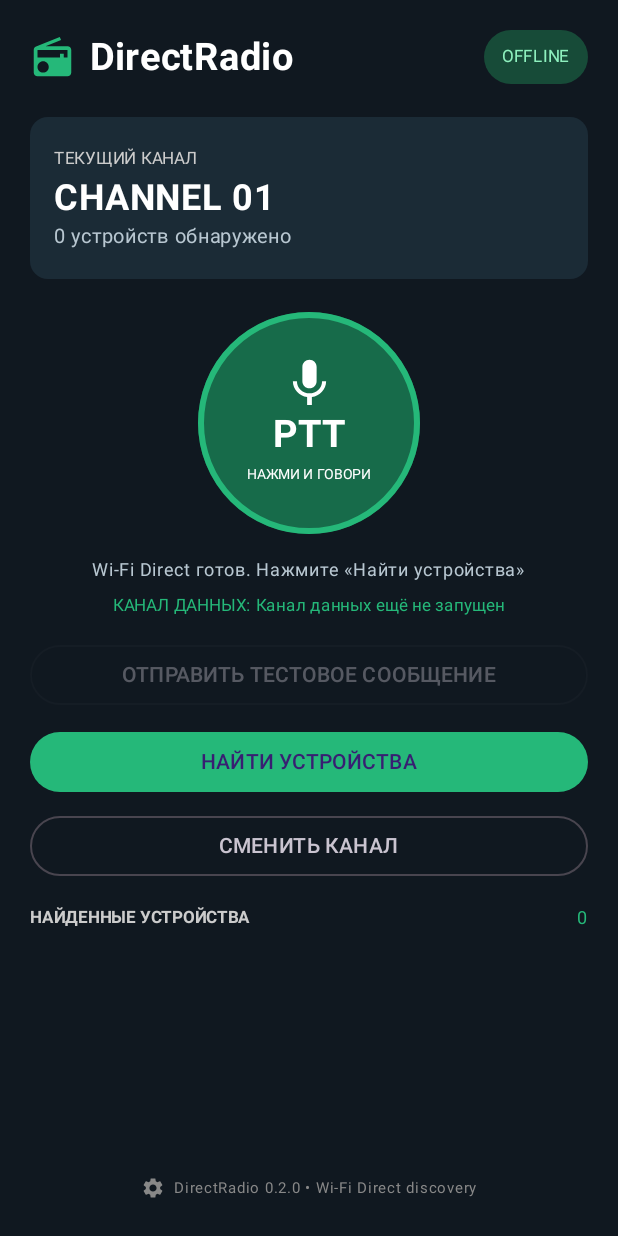
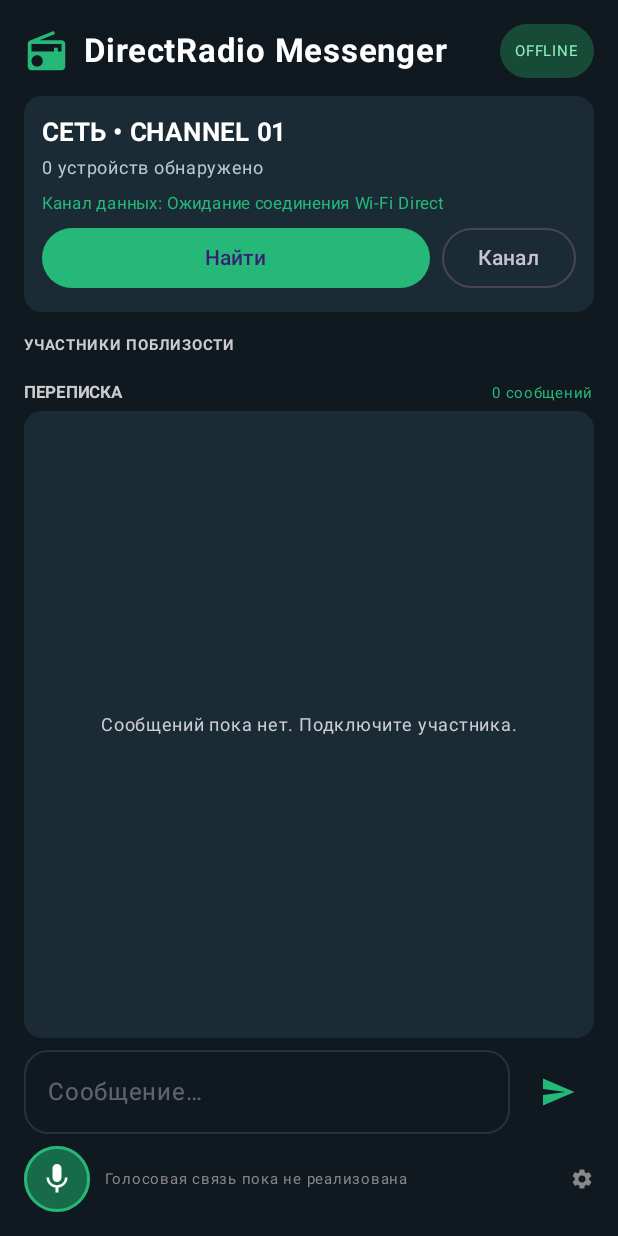
Before and after one commit to alahabar388-spec/DirectRadio, an Android app built with Jetpack Compose: the screen it shows after launch (MainActivity), on a phone screen of 412 x 824 dp. Run offline under Robolectric (Android 15) with nearby library versions, the phone set to English and light mode, and no system bars; 2 statements that could not run were skipped.

Commit message:
Add offline chat UI for connected Wi-Fi Direct peers

```diff
--- a/app/src/main/java/com/directradio/app/MainActivity.kt
+++ b/app/src/main/java/com/directradio/app/MainActivity.kt
@@ -17,6 +17,7 @@ import androidx.compose.foundation.shape.RoundedCornerShape
 import androidx.compose.material.icons.Icons
 import androidx.compose.material.icons.filled.Mic
 import androidx.compose.material.icons.filled.Radio
+import androidx.compose.material.icons.filled.Send
 import androidx.compose.material.icons.filled.Settings
 import androidx.compose.material3.*
 import androidx.compose.runtime.*
@@ -27,14 +28,25 @@ import androidx.compose.ui.text.font.FontWeight
 import androidx.compose.ui.unit.dp
 import androidx.compose.ui.unit.sp
 import androidx.core.content.ContextCompat
+import java.text.SimpleDateFormat
+import java.util.Date
+import java.util.Locale
 
 private val Navy = Color(0xFF101820)
 private val Panel = Color(0xFF1B2B36)
 private val Green = Color(0xFF25B879)
 
+data class ChatMessage(
+    val id: Long,
+    val text: String,
+    val incoming: Boolean,
+    val time: String
+)
+
 class MainActivity : ComponentActivity() {
     private var p2pState by mutableStateOf(P2pUiState())
     private var transportStatus by mutableStateOf("Канал данных ещё не запущен")
+    private var chatMessages by mutableStateOf(listOf<ChatMessage>())
     private lateinit var p2p: P2pController
     private lateinit var transport: TcpMessageTransport
 
@@ -45,15 +57,23 @@ class MainActivity : ComponentActivity() {
 
     override fun onCreate(savedInstanceState: Bundle?) {
         super.onCreate(savedInstanceState)
-        transport = TcpMessageTransport { message ->
-            runOnUiThread { transportStatus = message }
-        }
+        transport = TcpMessageTransport(
+            onStatus = { message -> runOnUiThread { transportStatus = message } },
+            onMessage = { text ->
+                runOnUiThread {
+                    chatMessages = chatMessages + ChatMessage(
+                        id = System.nanoTime(), text = text, incoming = true, time = now()
+                    )
+                }
+            }
+        )
         p2p = P2pController(this) { newState ->
             p2pState = newState
             if (newState.connected) {
                 transport.start(newState.groupOwner, newState.groupOwnerAddress)
             } else {
                 transport.stop()
+                transportStatus = "Ожидание соединения Wi-Fi Direct"
             }
         }
         p2p.start()
@@ -63,10 +83,19 @@ class MainActivity : ComponentActivity() {
                 onDiscover = { discoverWithPermission() },
                 onConnect = { p2p.connect(it) },
                 dataStatus = transportStatus,
-                onTestData = { transport.sendTestMessage() }
+                messages = chatMessages,
+                onSend = { text ->
+                    if (transport.sendMessage(text)) {
+                        chatMessages = chatMessages + ChatMessage(
+                            id = System.nanoTime(), text = text, incoming = false, time = now()
+                        )
+                    }
+                }
             )
         }
     }
+
+    private fun now(): String = SimpleDateFormat("HH:mm", Locale.getDefault()).format(Date())
 
     private fun discoverWithPermission() {
         val permission = if (Build.VERSION.SDK_INT >= 33) Manifest.permission.NEARBY_WIFI_DEVICES else Manifest.permission.ACCESS_FINE_LOCATION
@@ -90,70 +119,117 @@ private fun DirectRadioApp(
     onDiscover: () -> Unit,
     onConnect: (WifiP2pDevice) -> Unit,
     dataStatus: String,
-    onTestData: () -> Unit
+    messages: List<ChatMessage>,
+    onSend: (String) -> Unit
 ) {
     var channel by remember { mutableStateOf("CHANNEL 01") }
     var isPtt by remember { mutableStateOf(false) }
+    var draft by remember { mutableStateOf("") }
+
     MaterialTheme(colorScheme = darkColorScheme(primary = Green, background = Navy, surface = Panel)) {
         Surface(modifier = Modifier.fillMaxSize(), color = Navy) {
-            Column(modifier = Modifier.fillMaxSize().padding(20.dp), horizontalAlignment = Alignment.CenterHorizontally) {
+            Column(modifier = Modifier.fillMaxSize().padding(16.dp)) {
                 Row(verticalAlignment = Alignment.CenterVertically, modifier = Modifier.fillMaxWidth()) {
                     Icon(Icons.Default.Radio, contentDescription = null, tint = Green, modifier = Modifier.size(30.dp))
                     Spacer(Modifier.width(10.dp))
-                    Text("DirectRadio", color = Color.White, fontSize = 25.sp, fontWeight = FontWeight.Bold)
+                    Text("DirectRadio Messenger", color = Color.White, fontSize = 22.sp, fontWeight = FontWeight.Bold)
                     Spacer(Modifier.weight(1f))
                     Surface(color = Color(0xFF174B38), shape = RoundedCornerShape(20.dp)) {
-                        Text("OFFLINE", color = Color(0xFF8EF0BE), modifier = Modifier.padding(horizontal = 12.dp, vertical = 6.dp), fontSize = 11.sp)
+                        Text("OFFLINE", color = Color(0xFF8EF0BE), modifier = Modifier.padding(horizontal = 10.dp, vertical = 6.dp), fontSize = 10.sp)
                     }
                 }
-                Spacer(Modifier.height(22.dp))
+
+                Spacer(Modifier.height(12.dp))
                 Card(colors = CardDefaults.cardColors(containerColor = Panel), modifier = Modifier.fillMaxWidth()) {
-                    Column(Modifier.padding(16.dp)) {
-                        Text("ТЕКУЩИЙ КАНАЛ", color = Color.LightGray, fontSize = 11.sp)
-                        Text(channel, color = Color.White, fontSize = 24.sp, fontWeight = FontWeight.Bold)
-                        Text(if (state.connected) "Прямое соединение активно" else "${state.devices.size} устройств обнаружено", color = Color(0xFFB8C7D1), fontSize = 13.sp)
-                        if (state.connected) Text(if (state.groupOwner) "Роль: владелец группы" else "Адрес узла: ${state.groupOwnerAddress}", color = Green, fontSize = 11.sp)
+                    Column(Modifier.padding(12.dp)) {
+                        Text("СЕТЬ • $channel", color = Color.White, fontSize = 17.sp, fontWeight = FontWeight.Bold)
+                        Text(if (state.connected) "P2P-соединение установлено" else "${state.devices.size} устройств обнаружено", color = Color(0xFFB8C7D1), fontSize = 12.sp)
+                        Text("Канал данных: $dataStatus", color = Green, fontSize = 11.sp)
+                        Row(Modifier.fillMaxWidth(), horizontalArrangement = Arrangement.spacedBy(8.dp)) {
+                            Button(onClick = onDiscover, modifier = Modifier.weight(1f)) { Text("Найти") }
+                            OutlinedButton(onClick = { channel = if (channel == "CHANNEL 01") "CHANNEL 02" else "CHANNEL 01" }) { Text("Канал") }
+                        }
                     }
                 }
-                Spacer(Modifier.height(22.dp))
-                Surface(
-                    onClick = { isPtt = !isPtt }, modifier = Modifier.size(148.dp), shape = CircleShape,
-                    color = if (isPtt) Color(0xFF9A5A22) else Color(0xFF176B4A), border = BorderStroke(4.dp, Green)
-                ) {
-                    Column(horizontalAlignment = Alignment.CenterHorizontally, verticalArrangement = Arrangement.Center) {
-                        Icon(Icons.Default.Mic, contentDescription = "PTT", tint = Color.White, modifier = Modifier.size(38.dp))
-                        Text("PTT", color = Color.White, fontSize = 25.sp, fontWeight = FontWeight.Bold)
-                        Text(if (isPtt) "ТЕСТ" else "НАЖМИ И ГОВОРИ", color = Color.White, fontSize = 9.sp)
-                    }
-                }
-                Spacer(Modifier.height(12.dp))
-                Text(state.status, color = Color(0xFFB8C7D1), fontSize = 12.sp)
-                Text("КАНАЛ ДАННЫХ: $dataStatus", color = Green, fontSize = 11.sp)
+
                 Spacer(Modifier.height(10.dp))
-                OutlinedButton(
-                    onClick = onTestData,
-                    enabled = state.connected,
-                    modifier = Modifier.fillMaxWidth()
-                ) { Text("ОТПРАВИТЬ ТЕСТОВОЕ СООБЩЕНИЕ") }
-                Spacer(Modifier.height(10.dp))
-                Button(onClick = onDiscover, modifier = Modifier.fillMaxWidth()) { Text("НАЙТИ УСТРОЙСТВА") }
-                Spacer(Modifier.height(8.dp))
-                OutlinedButton(onClick = { channel = if (channel == "CHANNEL 01") "CHANNEL 02" else "CHANNEL 01" }, modifier = Modifier.fillMaxWidth()) { Text("СМЕНИТЬ КАНАЛ") }
-                Spacer(Modifier.height(12.dp))
-                Row(Modifier.fillMaxWidth(), verticalAlignment = Alignment.CenterVertically) {
-                    Text("НАЙДЕННЫЕ УСТРОЙСТВА", color = Color.LightGray, fontSize = 11.sp, fontWeight = FontWeight.Bold)
-                    Spacer(Modifier.weight(1f))
-                    Text("${state.devices.size}", color = Green, fontSize = 12.sp)
-                }
-                LazyColumn(modifier = Modifier.weight(1f).fillMaxWidth()) {
+                Text("УЧАСТНИКИ ПОБЛИЗОСТИ", color = Color.LightGray, fontSize = 10.sp, fontWeight = FontWeight.Bold)
+                LazyColumn(modifier = Modifier.fillMaxWidth().heightIn(max = 112.dp)) {
                     items(state.devices, key = { it.deviceAddress }) { device ->
                         DeviceRow(device = device, onConnect = { onConnect(device) })
                     }
                 }
+
+                Spacer(Modifier.height(8.dp))
                 Row(verticalAlignment = Alignment.CenterVertically) {
+                    Text("ПЕРЕПИСКА", color = Color.LightGray, fontSize = 11.sp, fontWeight = FontWeight.Bold)
+                    Spacer(Modifier.weight(1f))
+                    Text("${messages.size} сообщений", color = Green, fontSize = 10.sp)
+                }
+                Card(
+                    modifier = Modifier.weight(1f).fillMaxWidth(),
+                    colors = CardDefaults.cardColors(containerColor = Panel)
+                ) {
+                    if (messages.isEmpty()) {
+                        Box(Modifier.fillMaxSize(), contentAlignment = Alignment.Center) {
+                            Text("Сообщений пока нет. Подключите участника.", color = Color.LightGray, fontSize = 12.sp)
+                        }
+                    } else {
+                        LazyColumn(
+                            modifier = Modifier.fillMaxSize().padding(10.dp),
+                            reverseLayout = true,
+                            verticalArrangement = Arrangement.spacedBy(8.dp)
+                        ) {
+                            items(messages.asReversed(), key = { it.id }) { message ->
+                                MessageBubble(message)
+                            }
+                        }
+                    }
+                }
+
+                Spacer(Modifier.height(8.dp))
+                Row(verticalAlignment = Alignment.CenterVertically) {
+                    OutlinedTextField(
+                        value = draft,
+                        onValueChange = { if (it.length <= 4000) draft = it },
+                        modifier = Modifier.weight(1f),
+                        placeholder = { Text("Сообщение…") },
+                        enabled = state.connected,
+                        maxLines = 4,
+                        shape = RoundedCornerShape(16.dp)
+                    )
+                    Spacer(Modifier.width(8.dp))
+                    IconButton(
+                        onClick = {
+                            val text = draft.trim()
+                            if (text.isNotEmpty()) {
+                                onSend(text)
+                                draft = ""
+                            }
+                        },
+                        enabled = state.connected && draft.isNotBlank()
+                    ) {
+                        Icon(Icons.Default.Send, contentDescription = "Отправить", tint = Green)
+                    }
+                }
+
+                Spacer(Modifier.height(8.dp))
+                Row(Modifier.fillMaxWidth(), verticalAlignment = Alignment.CenterVertically) {
+                    Surface(
+                        onClick = { isPtt = !isPtt },
+                        modifier = Modifier.size(44.dp),
+                        shape = CircleShape,
+                        color = if (isPtt) Color(0xFF9A5A22) else Color(0xFF176B4A),
+                        border = BorderStroke(2.dp, Green)
+                    ) {
+                        Box(contentAlignment = Alignment.Center) {
+                            Icon(Icons.Default.Mic, contentDescription = "PTT", tint = Color.White)
+                        }
+                    }
+                    Spacer(Modifier.width(10.dp))
+                    Text(if (isPtt) "PTT: демонстрационный режим" else "Голосовая связь пока не реализована", color = Color.Gray, fontSize = 10.sp)
+                    Spacer(Modifier.weight(1f))
                     Icon(Icons.Default.Settings, contentDescription = null, tint = Color.Gray, modifier = Modifier.size(16.dp))
-                    Spacer(Modifier.width(6.dp))
-                    Text("DirectRadio 0.2.0 • Wi-Fi Direct discovery", color = Color.Gray, fontSize = 10.sp)
                 }
             }
         }
@@ -161,15 +237,33 @@ private fun DirectRadioApp(
 }
 
 @Composable
+private fun MessageBubble(message: ChatMessage) {
+    Row(
+        modifier = Modifier.fillMaxWidth(),
+        horizontalArrangement = if (message.incoming) Arrangement.Start else Arrangement.End
+    ) {
+        Surface(
+            color = if (message.incoming) Color(0xFF263B49) else Color(0xFF145B42),
+            shape = RoundedCornerShape(14.dp),
+            modifier = Modifier.widthIn(max = 300.dp)
+        ) {
+            Column(Modifier.padding(horizontal = 12.dp, vertical = 8.dp)) {
+                Text(message.text, color = Color.White, fontSize = 14.sp)
+                Text(message.time, color = Color(0xFFB8C7D1), fontSize = 9.sp, modifier = Modifier.align(Alignment.End))
+            }
+        }
+    }
+}
+
+@Composable
 private fun DeviceRow(device: WifiP2pDevice, onConnect: () -> Unit) {
-    Card(colors = CardDefaults.cardColors(containerColor = Panel), modifier = Modifier.fillMaxWidth().padding(vertical = 4.dp)) {
-        Row(Modifier.fillMaxWidth().padding(10.dp), verticalAlignment = Alignment.CenterVertically) {
+    Card(colors = CardDefaults.cardColors(containerColor = Panel), modifier = Modifier.fillMaxWidth().padding(vertical = 3.dp)) {
+        Row(Modifier.fillMaxWidth().padding(8.dp), verticalAlignment = Alignment.CenterVertically) {
             Column(Modifier.weight(1f)) {
-                Text(device.deviceName.ifBlank { "Android-устройство" }, color = Color.White, fontWeight = FontWeight.SemiBold)
-                Text(device.deviceAddress, color = Color.LightGray, fontSize = 10.sp)
+                Text(device.deviceName.ifBlank { "Android-устройство" }, color = Color.White, fontWeight = FontWeight.SemiBold, fontSize = 12.sp)
                 Text(device.statusLabel(), color = Green, fontSize = 10.sp)
             }
-            Button(onClick = onConnect, contentPadding = PaddingValues(horizontal = 12.dp, vertical = 6.dp)) { Text("Связать") }
+            Button(onClick = onConnect, contentPadding = PaddingValues(horizontal = 10.dp, vertical = 4.dp)) { Text("Связать") }
         }
     }
 }
```
